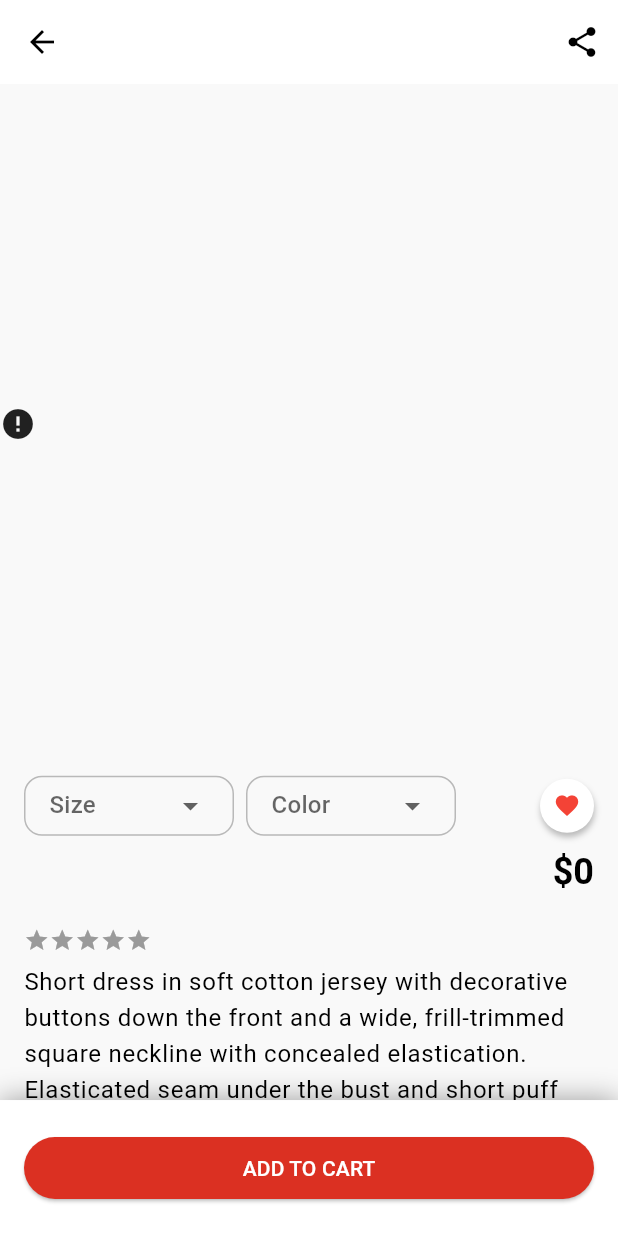
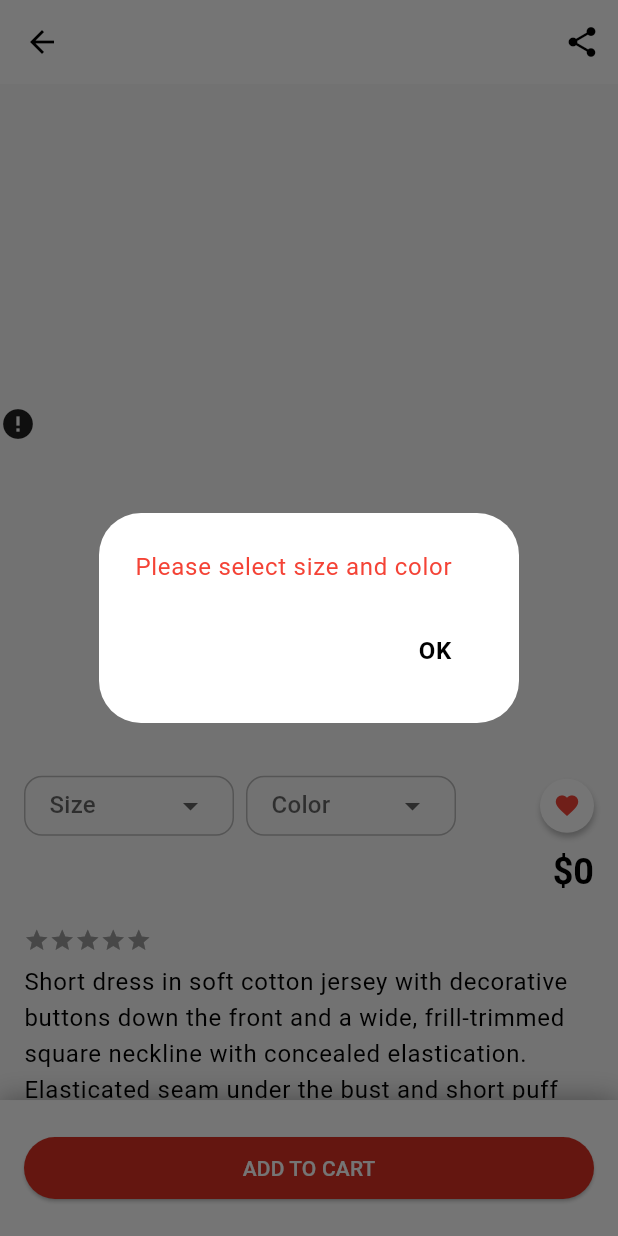
Before and after one commit to Salah-Essam/E-Commerce-App, a Flutter app: the ProductCard screen opened directly with empty values, after a tap on the "favorite outline" icon, after a tap on "ADD TO CART", on a phone screen of 412 x 824 dp. Run offline on Flutter 3.47's test engine with Material 3 defaults, Android fonts, the phone set to English and light mode, and no system bars; drawn by our look-alikes of cached_network_image, dropdown_button2, flutter_rating_bar; our stand-ins replace cloud_firestore, firebase_auth, firebase_core, persistent_bottom_nav_bar_v2; accounts and stored records are empty; network calls fail.

Commit message:
stored the user data, and for each user individually, I stored their favorite products and the products in their cart

```diff
--- a/lib/controllers/ProductCard_Provider.dart
+++ b/lib/controllers/ProductCard_Provider.dart
@@ -1,20 +1,65 @@
+import 'dart:async';
+
+import 'package:e_commerce/controllers/database_controller.dart';
+import 'package:firebase_auth/firebase_auth.dart';
 import 'package:flutter/material.dart';
 
 class ProductCard_Provider extends ChangeNotifier {
+  String _size = "";
+  String _color = "";
   final Set<String> _favorites = {};
+  late final Database database;
+  late final Stream<Set<String>> _favoriteStream;
+  late final StreamSubscription<Set<String>> _favoritesSubscription;
+
+  String get size => _size;
+  String get color => _color;
+
+  ProductCard_Provider() {
+    if (FirebaseAuth.instance.currentUser != null) {
+      final userId = FirebaseAuth.instance.currentUser!.uid;
+      database = FirestoreDatabase(uid: userId);
+      _favoriteStream = database.favoriteProductsStream();
+      _favoritesSubscription = _favoriteStream.listen((newFavorites) {
+        _favorites
+          ..clear()
+          ..addAll(newFavorites);
+        notifyListeners();
+      });
+    } else {
+      print('No user logged in!');
+    }
+  }
 
   bool isFavorite(String productId) => _favorites.contains(productId);
 
   void toggleFavorite(String productId) {
     if (_favorites.contains(productId)) {
-      _favorites.remove(productId);
+      database.deleteFavoriteProduct(productId);
     } else {
-      _favorites.add(productId);
+      database.setFavoriteProduct(productId);
     }
+
     notifyListeners();
   }
 
-  void selectSize() {
+  void updateSize(String value) {
+    _size = value;
     notifyListeners();
   }
+
+  void updateColor(String value) {
+    _color = value;
+    notifyListeners();
+  }
+
+  void NotifyListeners() {
+    notifyListeners();
+  }
+
+  @override
+  void dispose() {
+    _favoritesSubscription.cancel();
+    super.dispose();
+  }
 }
--- /dev/null
+++ b/lib/models/ProductInBag.dart
@@ -0,0 +1,46 @@
+class ProductInBag {
+  final String id;
+  final String size;
+  final String color;
+  final String title;
+  final int price;
+  final String imageUrl;
+  final int? discountValue;
+  final int quantity;
+  ProductInBag({
+    required this.id,
+    required this.size,
+    required this.color,
+    required this.title,
+    required this.price,
+    required this.imageUrl,
+    this.discountValue,
+    this.quantity = 1,
+  });
+  Map<String, dynamic> toMap() {
+    return <String, dynamic>{
+      "id": id,
+      "title": title,
+      "price": price,
+      "ImageUrl": imageUrl,
+      "discountValue": discountValue,
+      "quantity": quantity,
+      "size": size,
+      "color": color,
+    };
+  }
+
+  factory ProductInBag.fromMap(Map<String, dynamic> map, String documentId) {
+    return ProductInBag(
+      id: map["id"] as String,
+      title: map["title"] as String,
+      price: map["price"] as int,
+      imageUrl: map["ImageUrl"] as String,
+      discountValue:
+          map["discountValue"] != null ? map["discountValue"] as int : null,
+      quantity: map["quantity"] as int,
+      size: map["size"] as String,
+      color: map["color"] as String,
+    );
+  }
+}
--- /dev/null
+++ b/lib/models/userData.dart
@@ -0,0 +1,15 @@
+class UserData {
+  final String id;
+  final String name;
+  final String email;
+
+  UserData({required this.id, required this.name, required this.email});
+
+  factory UserData.fromMap(Map<String, dynamic> map, String documentId) {
+    return UserData(id: documentId, name: map["name"], email: map["email"]);
+  }
+
+  Map<String, dynamic> toMap() {
+    return {"id": id, "name": name, "email": email};
+  }
+}
--- a/lib/services/auth.dart
+++ b/lib/services/auth.dart
@@ -9,7 +9,7 @@ abstract class AuthBase {
 }
 
 class Auth implements AuthBase {
-  final _firebaseAuth = FirebaseAuth.instance;
+  final FirebaseAuth _firebaseAuth = FirebaseAuth.instance;
   @override
   Future<User?> loginWithEmailAndPassword(String email, String pass) async {
     final user = await _firebaseAuth.signInWithEmailAndPassword(
@@ -25,6 +25,7 @@ class Auth implements AuthBase {
       email: email,
       password: pass,
     );
+
     return user.user;
   }
 
--- a/lib/utilities/ApiPaths.dart
+++ b/lib/utilities/ApiPaths.dart
@@ -1,3 +1,12 @@
+import 'package:firebase_auth/firebase_auth.dart';
+
 class Apipaths {
-  static String products ="products/";
+  static String products() => "products/";
+  static String users(String uid) => "users/$uid";
+  static String setfavoriteProducts(String productId) =>
+      "users/${FirebaseAuth.instance.currentUser!.uid}/favorites/$productId";
+  static String favoriteProducts() =>
+      "users/${FirebaseAuth.instance.currentUser!.uid}/favorites";
+  static String setProductInBag(String productId) =>
+      "users/${FirebaseAuth.instance.currentUser!.uid}/Bag/$productId";
 }
--- a/lib/views/pages/LoginPage.dart
+++ b/lib/views/pages/LoginPage.dart
@@ -18,7 +18,7 @@ class _LoginPageState extends State<LoginPage> {
 
   Future<void> _submit(AuthController model) async {
     try {
-      await model.Login(true);
+      await model.login(true);
 
       // Navigator.of(context).pop();
       // Navigator.of(context).pushNamed(AppRoutes.BottomNavbar);
--- a/lib/views/pages/Product_Card.dart
+++ b/lib/views/pages/Product_Card.dart
@@ -1,11 +1,16 @@
 import 'package:cached_network_image/cached_network_image.dart';
+import 'package:e_commerce/controllers/ProductCard_Provider.dart';
+import 'package:e_commerce/controllers/database_controller.dart';
+import 'package:e_commerce/models/ProductInBag.dart';
 import 'package:e_commerce/models/product.dart';
 import 'package:e_commerce/services/Firestor_Services.dart';
 import 'package:e_commerce/views/widgets/DropDownB.dart';
-import 'package:e_commerce/views/widgets/Love_Botton.dart';
+import 'package:e_commerce/views/widgets/favoriteBotton.dart';
 import 'package:e_commerce/views/widgets/Rating_Bar.dart';
 import 'package:e_commerce/views/widgets/main_Button.dart';
+import 'package:firebase_auth/firebase_auth.dart';
 import 'package:flutter/material.dart';
+import 'package:provider/provider.dart';
 
 class ProductCard extends StatelessWidget {
   final Product product;
@@ -71,7 +76,7 @@ class ProductCard extends StatelessWidget {
                           DropDownb(items: colors, hint: "Color"),
                         ],
                       ),
-                      Love_Botton(productId: product.id),
+                      favoriteBotton(productId: product.id),
                     ],
                   ),
                   const SizedBox(height: 8),
@@ -170,7 +175,9 @@ class ProductCard extends StatelessWidget {
           ],
         ),
       ),
-      bottomNavigationBar: DecoratedBox(
+      bottomNavigationBar: Consumer<ProductCard_Provider>(
+        builder:
+            (_, model, __) => DecoratedBox(
               decoration: BoxDecoration(
                 color: Colors.white,
                 boxShadow: [BoxShadow(color: Colors.black38, blurRadius: 15)],
@@ -181,7 +188,74 @@ class ProductCard extends StatelessWidget {
                   child: Padding(
                     padding: const EdgeInsets.symmetric(horizontal: 16),
                     child: Center(
-                child: MainButton(onTap: () {}, text: "ADD TO CART"),
+                      child: MainButton(
+                        onTap: () {
+                          if (model.size.isNotEmpty && model.color.isNotEmpty) {
+                            try {
+                              final Database database = FirestoreDatabase(
+                                uid: FirebaseAuth.instance.currentUser!.uid,
+                              );
+                              final productInBag = ProductInBag(
+                                id: product.id,
+                                title: product.title,
+                                price: product.price,
+                                imageUrl: product.imageUrl,
+                                quantity: 1,
+                                size: model.size,
+                                color: model.color,
+                                discountValue: product.discountValue,
+                              );
+                              database.setProductInBag(productInBag);
+                              model.updateSize("");
+                              model.updateColor("");
+
+                              ScaffoldMessenger.of(context).showSnackBar(
+                                SnackBar(
+                                  content: Text("Product added to bag"),
+                                  backgroundColor: Colors.green,
+                                  duration: Duration(seconds: 2),
+                                  behavior: SnackBarBehavior.floating,
+                                ),
+                              );
+                            } catch (e) {
+                              debugPrint(e.toString());
+                            }
+                          } else {
+                            showDialog(
+                              context: context,
+                              builder:
+                                  (context) => AlertDialog(
+                                    backgroundColor: Colors.white,
+                                    title: Text(
+                                      "Please select size and color",
+                                      style: Theme.of(context)
+                                          .textTheme
+                                          .bodyLarge!
+                                          .copyWith(color: Colors.red),
+                                    ),
+                                    actions: [
+                                      TextButton(
+                                        onPressed: () {
+                                          Navigator.pop(context);
+                                        },
+                                        child: Text(
+                                          "OK",
+                                          style: Theme.of(
+                                            context,
+                                          ).textTheme.bodyLarge!.copyWith(
+                                            color: Colors.black,
+                                            fontWeight: FontWeight.bold,
+                                          ),
+                                        ),
+                                      ),
+                                    ],
+                                  ),
+                            );
+                          }
+                        },
+                        text: "ADD TO CART",
+                      ),
+                    ),
                   ),
                 ),
               ),
--- a/lib/views/pages/ProfilePage.dart
+++ b/lib/views/pages/ProfilePage.dart
@@ -36,6 +36,7 @@ class ProfilePage extends StatelessWidget {
                     onTap: () => _showAddProductDialog(context, database),
                     text: "add product",
                   ),
+                  const SizedBox(height: 64),
                 ],
               ),
             ),
--- a/lib/views/pages/RegisterPage.dart
+++ b/lib/views/pages/RegisterPage.dart
@@ -104,7 +104,7 @@ class _RegisterPageState extends State<RegisterPage> {
                             debugPrint(
                               "${model.name}  +  ${model.email}  +  ${model.password}",
                             );
-                            model.Login(false);
+                            model.login(false);
                             Navigator.of(context).pop();
                           }
                         },
--- a/lib/views/widgets/DropDownB.dart
+++ b/lib/views/widgets/DropDownB.dart
@@ -2,15 +2,14 @@
 import 'package:dropdown_button2/dropdown_button2.dart';
 import 'package:flutter/material.dart';
 import 'package:provider/provider.dart';
-
 import 'package:e_commerce/controllers/ProductCard_Provider.dart';
 
-// ignore: must_be_immutable
 class DropDownb extends StatelessWidget {
-  DropDownb({super.key, required this.items, required this.hint});
+  DropDownb({super.key, required this.items, required this.hint, this.color});
   final List<String> items;
   String? selectedValue;
   final String hint;
+  final Color? color;
 
   @override
   Widget build(BuildContext context) {
@@ -31,7 +30,11 @@ class DropDownb extends StatelessWidget {
               value: selectedValue,
               onChanged: (String? value) {
                 selectedValue = value;
-                model.selectSize();
+                if (hint == "Size") {
+                  model.updateSize(value!);
+                } else if (hint == "Color") {
+                  model.updateColor(value!);
+                }
               },
               buttonStyleData: ButtonStyleData(
                 padding: const EdgeInsets.symmetric(horizontal: 16),
@@ -39,7 +42,7 @@ class DropDownb extends StatelessWidget {
                 width: 140,
                 decoration: BoxDecoration(
                   borderRadius: BorderRadius.circular(12),
-                  border: Border.all(color: Colors.black26),
+                  border: Border.all(color: color ?? Colors.black26),
                 ),
               ),
               menuItemStyleData: const MenuItemStyleData(height: 30),
--- a/lib/views/widgets/ListItemHome.dart
+++ b/lib/views/widgets/ListItemHome.dart
@@ -1,7 +1,7 @@
 import 'package:cached_network_image/cached_network_image.dart';
 import 'package:e_commerce/models/product.dart';
 import 'package:e_commerce/utilities/routes.dart';
-import 'package:e_commerce/views/widgets/Love_Botton.dart';
+import 'package:e_commerce/views/widgets/favoriteBotton.dart';
 import 'package:e_commerce/views/widgets/Rating_Bar.dart';
 import 'package:flutter/material.dart';
 
@@ -65,7 +65,7 @@ class ListItemHome extends StatelessWidget {
                 Positioned(
                   bottom: 0,
                   right: 0,
-                  child: Love_Botton(productId: product.id),
+                  child: favoriteBotton(productId: product.id),
                 ),
                 Positioned(
                   bottom: 0,
--- a/lib/views/widgets/Love_Botton.dart
+++ b/lib/views/widgets/favoriteBotton.dart
@@ -2,9 +2,9 @@ import 'package:e_commerce/controllers/ProductCard_Provider.dart';
 import 'package:flutter/material.dart';
 import 'package:provider/provider.dart';
 
-class Love_Botton extends StatelessWidget {
+class favoriteBotton extends StatelessWidget {
   final String productId;
-  const Love_Botton({super.key, required this.productId});
+  const favoriteBotton({super.key, required this.productId});
 
   @override
   Widget build(BuildContext context) {
```
Also changed, not shown: lib/controllers/AuthController.dart (+18 -4 lines), lib/controllers/database_controller.dart (+50 -2 lines). Lines whose indentation alone changed are shown as unchanged.
